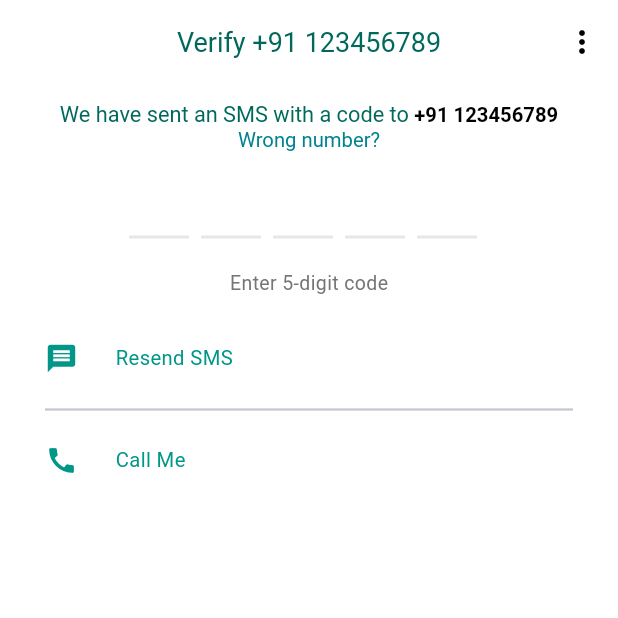
After one commit to DevAngiras/bloc, a Flutter app: the screen it shows after launch, after a tap on the "login" icon, on a phone screen of 412 x 824 dp, the top half of it. The commit adds this screen. Run offline on Flutter 3.47's test engine with Material 3 defaults, Android fonts, the phone set to English and light mode, and no system bars; drawn by our look-alikes of flutter_otp_text_field.

Commit message:
Add files via upload

```diff
--- a/lib/screens/HomePage.dart
+++ b/lib/screens/HomePage.dart
@@ -2,6 +2,7 @@
 
 import 'package:flutter/material.dart';
 import 'package:test_app/screens/ChatPage.dart';
+import 'package:test_app/screens/OtpScreen.dart';
 
 class HomePage extends StatefulWidget {
   const HomePage({super.key});
@@ -11,6 +12,13 @@ class HomePage extends StatefulWidget {
 }
 
 class _HomePageState extends State<HomePage> {
+
+
+  String countryName = "India";
+  String countryCode = "91";
+  String number = "123456789";
+
+
   List menuItems = [
     "New Group",
     "New Broadcast",
@@ -74,6 +82,15 @@ class _HomePageState extends State<HomePage> {
   @override
   Widget build(BuildContext context) {
     return Scaffold(
+      floatingActionButton: FloatingActionButton(
+        onPressed: (){
+          Navigator.of(context).pop();
+          Navigator.push(context, MaterialPageRoute(builder: (builder) => OtpScreen(
+            countryCode: countryCode,
+            number: number,)));
+        },
+      backgroundColor: Colors.lightGreenAccent,
+      child: const Icon(Icons.login),),
         appBar: AppBar(
           backgroundColor: Theme.of(context).colorScheme.inversePrimary,
           // Here we take the value from the MyHomePage object that was created by
@@ -156,5 +173,6 @@ class _HomePageState extends State<HomePage> {
                 })),
               );
             }));
+
   }
 }
--- /dev/null
+++ b/lib/screens/OtpScreen.dart
@@ -0,0 +1,146 @@
+import "package:flutter/material.dart";
+import 'package:flutter_otp_text_field/flutter_otp_text_field.dart';
+
+class OtpScreen extends StatefulWidget {
+  const OtpScreen ({Key?key, required this.countryCode, required this.number}) : super(key: key);
+  final String number;
+  final String countryCode;
+  // final String number;
+  // final String countryCode;
+
+
+  @override
+  State<OtpScreen> createState() => _OtpScreenState();
+}
+
+class _OtpScreenState extends State<OtpScreen> {
+  @override
+  Widget build(BuildContext context) {
+    return Scaffold(
+      backgroundColor: Colors.white,
+      appBar: AppBar(
+        backgroundColor: Colors.white,
+        elevation: 0,
+        centerTitle: true,
+        title: Text("Verify +${widget.countryCode} ${widget.number}",
+        style:TextStyle(
+          color: Colors.teal[800],
+          fontSize: 18,
+        ),
+        ),
+        actions: [IconButton(onPressed: () {},
+          icon: Icon(Icons.more_vert,
+          color: Colors.black,),
+        )],
+      ),
+      body : Container(
+        height: MediaQuery.of(context).size.height,
+        width: MediaQuery.of(context).size.width,
+        padding: EdgeInsets.symmetric(horizontal: 30),
+        child:Column(
+          children: [
+            SizedBox(
+              height: 12,
+            ),
+            RichText(
+              textAlign: TextAlign.center,
+                text: TextSpan(
+                    children: [
+                TextSpan(
+                  text: "We have sent an SMS with a code to ",
+                  style: TextStyle(
+                    color: Colors.teal[800],
+                     fontSize: 14.5,
+                  ),
+                ),
+                TextSpan(
+                  text: "+" + widget.countryCode + " " + widget.number + "\n",
+                  style: TextStyle(
+                    color: Colors.black,
+                     fontSize: 13.5,
+                    fontWeight: FontWeight.bold,
+                  ),
+                ),
+                TextSpan(
+                  text: "Wrong number?",
+                  style: TextStyle(
+                    color: Colors.cyan[800],
+                    fontSize: 13.5,
+                  )
+                )
+              ]
+            ),
+            ),
+            SizedBox(
+              height: 10,
+            ),
+            OtpTextField(
+              numberOfFields: 5,
+              borderColor: Color(0xFF512DA8),
+              //set to true to show as box or false to show as dash
+              showFieldAsBox: false,
+              //runs when a code is typed in
+              onCodeChanged: (String code) {
+                //handle validation or checks here
+              },
+              //runs when every textfield is filled
+              onSubmit: (String verificationCode){
+                showDialog(
+                    context: context,
+                    builder: (context){
+                      return AlertDialog(
+                        title: Text("Verification Code"),
+                        content: Text('Code entered is $verificationCode'),
+                      );
+                    }
+                );
+              }, // end onSubmit
+            ),
+            SizedBox(
+              height: 20,
+            ),
+            Text(
+              "Enter 5-digit code",
+                style: TextStyle(
+                  color: Colors.grey[600],
+                  fontSize: 13,
+                )
+            ),
+            SizedBox(
+              height: 30,
+            ),
+            bottomButton("Resend SMS", Icons.message),
+            SizedBox(
+              height: 15,
+            ),
+            Divider(
+              thickness: 1.5,
+            ),
+            SizedBox(
+              height: 15,
+            ),
+            bottomButton("Call Me", Icons.call),
+          ],
+        )
+      )
+    );
+  }
+
+  Widget bottomButton(String text, IconData icon)
+  {
+  return Row(
+    children: [
+      Icon(icon,
+        color: Colors.teal,
+        size: 22,),
+      SizedBox(
+        width: 25,
+      ),
+      Text(text, style: TextStyle(
+        color: Colors.teal,
+        fontSize: 13.5,
+      ))
+    ],
+  );
+  }
+}
--- a/pubspec.yaml
+++ b/pubspec.yaml
@@ -35,6 +35,7 @@ dependencies:
   # The following adds the Cupertino Icons font to your application.
   # Use with the CupertinoIcons class for iOS style icons.
   cupertino_icons: ^1.0.6
+  flutter_otp_text_field: ^1.1.3+2
 
 dev_dependencies:
   flutter_test:
```
Also changed, not shown: lib/main.dart (line endings or trailing spaces), lib/screens/ChatPage.dart (line endings or trailing spaces), pubspec.lock.
